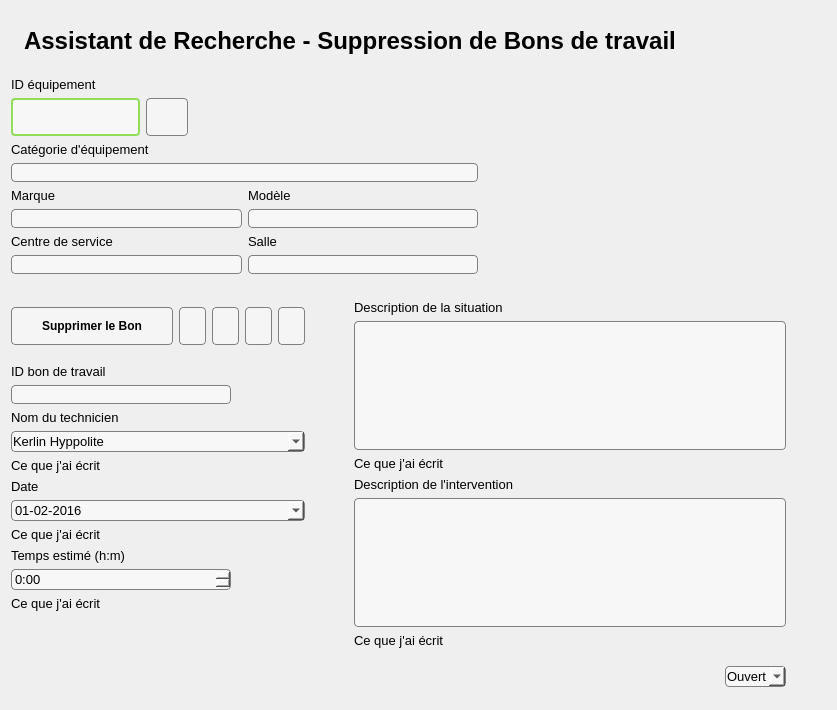
First picture: the form in Interface/FenetresEnUI/SuppressionBonDeTravail.ui, repository ProjetPC2/SIMM2.0-DEV, before the edit.
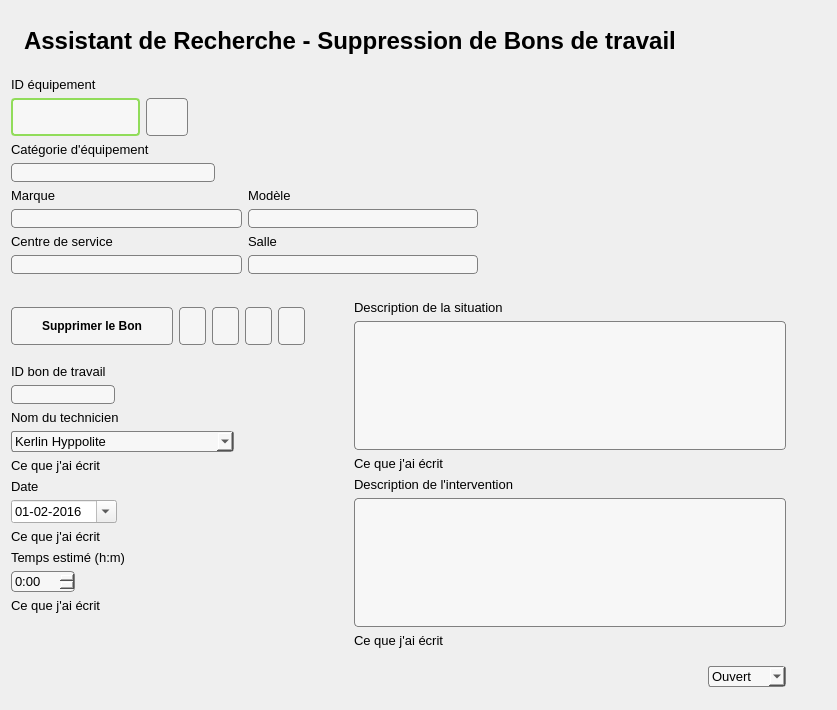
Second picture: the form after the edit. Icons and pictures are not drawn.

The edit to the form file:
```diff
--- a/Interface/FenetresEnUI/SuppressionBonDeTravail.ui
+++ b/Interface/FenetresEnUI/SuppressionBonDeTravail.ui
@@ -278,6 +278,7 @@
          </property>
          <property name="styleSheet">
           <string notr="true"> QLabel{
+max-width:200px;
 padding: 1px;
 border-style: solid;
 border: 1px solid gray;
@@ -774,7 +775,7 @@
           <widget class="QLabel" name="labelEcritureBonTravail">
            <property name="maximumSize">
             <size>
-             <width>220</width>
+             <width>104</width>
              <height>50</height>
             </size>
            </property>
@@ -785,6 +786,7 @@
            </property>
            <property name="styleSheet">
             <string notr="true"> QLabel{
+max-width:100px;
 padding: 1px;
 border-style: solid;
 border: 1px solid gray;
@@ -819,7 +821,15 @@
             </font>
            </property>
            <property name="styleSheet">
-            <string notr="true"/>
+            <string notr="true">QComboBox {
+    border: 1px solid gray;
+    border-radius: 3px;
+    padding: 1px 18px 1px 3px;
+    min-width: 8em;
+	max-width: 200px;
+backround:rgb(245, 245, 245);
+}
+	</string>
            </property>
            <item>
             <property name="text">
@@ -866,17 +876,7 @@
             </font>
            </property>
            <property name="styleSheet">
-            <string notr="true">QDateEdit {
-padding: 1px;
-border-style: solid;
-border: 1px solid gray;
-border-radius: 4px;
-color: black;
-background:rgb(247,247,247)
-}
-
-
-</string>
+            <string notr="true">max-width:100px;</string>
            </property>
            <property name="locale">
             <locale language="French" country="Canada"/>
@@ -943,7 +943,7 @@
           <widget class="QTimeEdit" name="timeEditTempsEstime">
            <property name="maximumSize">
             <size>
-             <width>220</width>
+             <width>64</width>
              <height>16777215</height>
             </size>
            </property>
@@ -954,6 +954,7 @@
            </property>
            <property name="styleSheet">
             <string notr="true">QTimeEdit {
+max-width:60px;
 padding: 1px;
 border-style: solid;
 border: 1px solid gray;
@@ -1142,7 +1143,14 @@
             </font>
            </property>
            <property name="styleSheet">
-            <string notr="true"/>
+            <string notr="true">QComboBox {
+    border: 1px solid gray;
+    border-radius: 3px;
+    padding: 1px 18px 1px 3px;
+	max-width: 55px;
+backround:rgb(245, 245, 245);
+}
+	</string>
            </property>
            <item>
             <property name="text">
```
Left out of the diff: 16 changed lines with no effect on the pictures.
